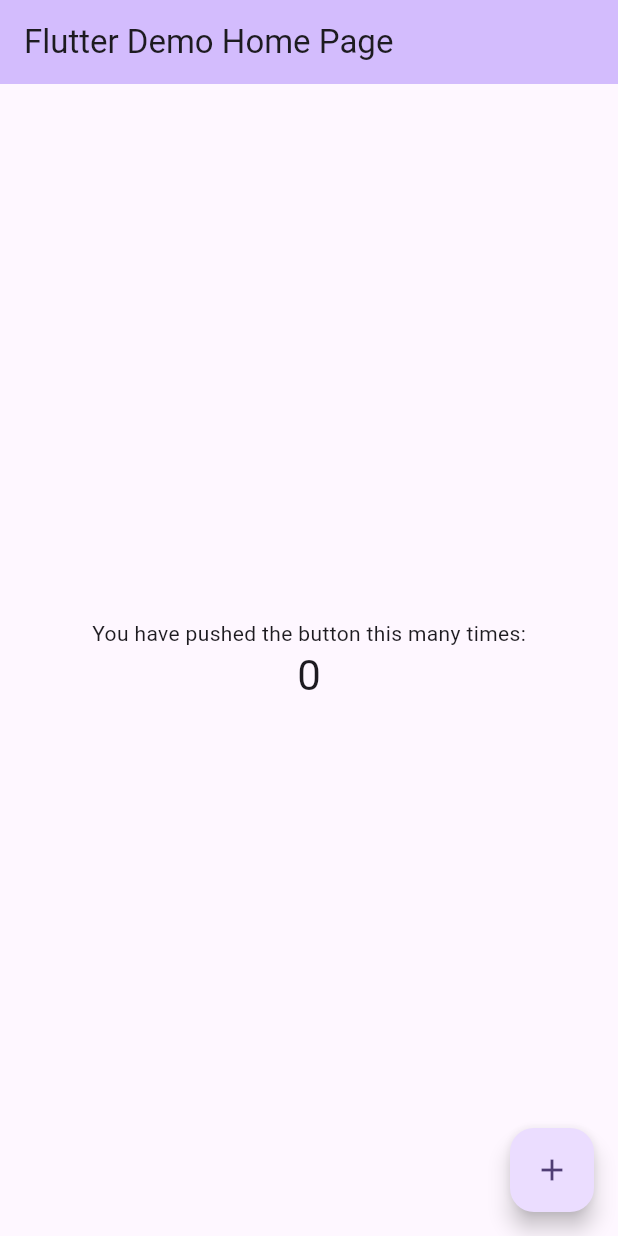
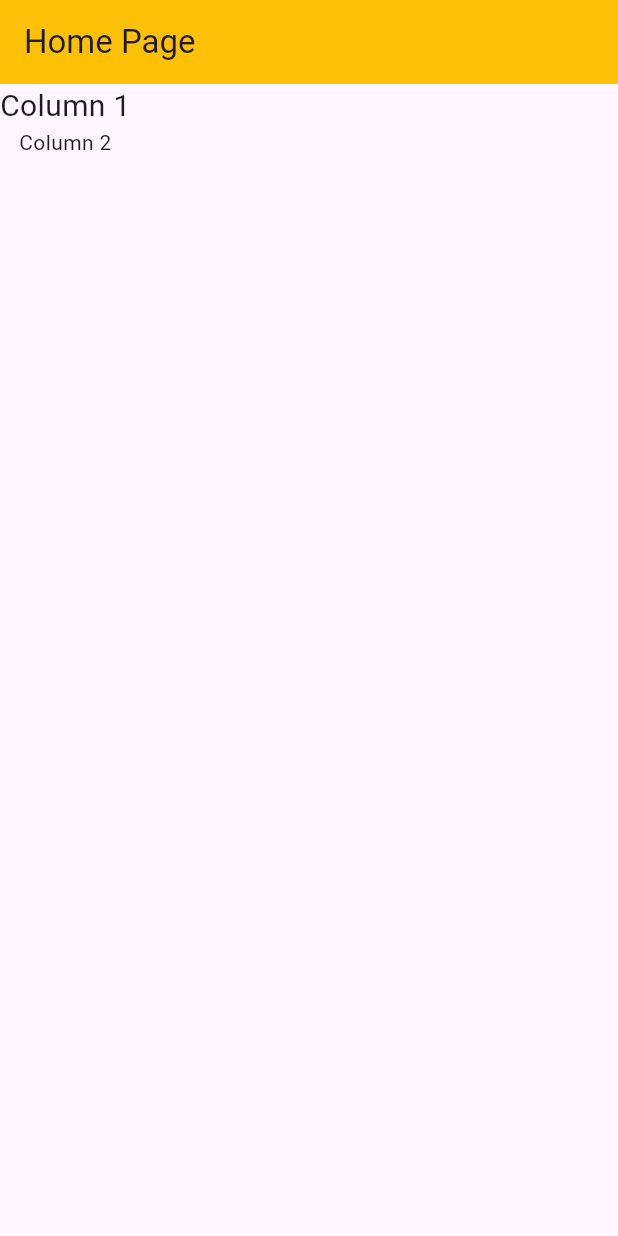
Before and after one commit to guptatavish/android_workshop, a Flutter app: the screen it shows after launch, on a phone screen of 412 x 824 dp. Run offline on Flutter 3.47's test engine with Material 3 defaults, Android fonts, the phone set to English and light mode, and no system bars.

Commit message:
Added color and fontsize to the app and configured the home and content dart file

```diff
--- /dev/null
+++ b/flutter_application_1/lib/Home.dart
@@ -0,0 +1,22 @@
+import 'package:flutter/material.dart';
+
+class home extends StatelessWidget {
+  const home({super.key});
+
+  @override
+  Widget build(BuildContext context) {
+    return Scaffold(
+      appBar: AppBar(title: Text('Home Page'),backgroundColor: Colors.amber,),
+      body: Container(
+        child: Column(
+          children: [
+            Text('Column 1',style: TextStyle(
+              fontSize: 20,
+            ),),
+            Text('Column 2')
+          ]
+        ),
+      )
+    );
+  }
+}
--- a/flutter_application_1/lib/main.dart
+++ b/flutter_application_1/lib/main.dart
@@ -1,5 +1,6 @@
 import 'package:flutter/material.dart';
-
+import 'package:flutter_application_1/Home.dart';
+import 'counter.dart';
 void main() {
   runApp(const MyApp());
 }
@@ -13,113 +14,10 @@ class MyApp extends StatelessWidget {
     return MaterialApp(
       title: 'Flutter Demo',
       theme: ThemeData(
-        // This is the theme of your application.
-        //
-        // TRY THIS: Try running your application with "flutter run". You'll see
-        // the application has a purple toolbar. Then, without quitting the app,
-        // try changing the seedColor in the colorScheme below to Colors.green
-        // and then invoke "hot reload" (save your changes or press the "hot
-        // reload" button in a Flutter-supported IDE, or press "r" if you used
-        // the command line to start the app).
-        //
-        // Notice that the counter didn't reset back to zero; the application
-        // state is not lost during the reload. To reset the state, use hot
-        // restart instead.
-        //
-        // This works for code too, not just values: Most code changes can be
-        // tested with just a hot reload.
         colorScheme: ColorScheme.fromSeed(seedColor: Colors.deepPurple),
         useMaterial3: true,
       ),
-      home: const MyHomePage(title: 'Flutter Demo Home Page'),
+      home: home()
     );
   }
 }
-
-class MyHomePage extends StatefulWidget {
-  const MyHomePage({super.key, required this.title});
-
-  // This widget is the home page of your application. It is stateful, meaning
-  // that it has a State object (defined below) that contains fields that affect
-  // how it looks.
-
-  // This class is the configuration for the state. It holds the values (in this
-  // case the title) provided by the parent (in this case the App widget) and
-  // used by the build method of the State. Fields in a Widget subclass are
-  // always marked "final".
-
-  final String title;
-
-  @override
-  State<MyHomePage> createState() => _MyHomePageState();
-}
-
-class _MyHomePageState extends State<MyHomePage> {
-  int _counter = 0;
-
-  void _incrementCounter() {
-    setState(() {
-      // This call to setState tells the Flutter framework that something has
-      // changed in this State, which causes it to rerun the build method below
-      // so that the display can reflect the updated values. If we changed
-      // _counter without calling setState(), then the build method would not be
-      // called again, and so nothing would appear to happen.
-      _counter++;
-    });
-  }
-
-  @override
-  Widget build(BuildContext context) {
-    // This method is rerun every time setState is called, for instance as done
-    // by the _incrementCounter method above.
-    //
-    // The Flutter framework has been optimized to make rerunning build methods
-    // fast, so that you can just rebuild anything that needs updating rather
-    // than having to individually change instances of widgets.
-    return Scaffold(
-      appBar: AppBar(
-        // TRY THIS: Try changing the color here to a specific color (to
-        // Colors.amber, perhaps?) and trigger a hot reload to see the AppBar
-        // change color while the other colors stay the same.
-        backgroundColor: Theme.of(context).colorScheme.inversePrimary,
-        // Here we take the value from the MyHomePage object that was created by
-        // the App.build method, and use it to set our appbar title.
-        title: Text(widget.title),
-      ),
-      body: Center(
-        // Center is a layout widget. It takes a single child and positions it
-        // in the middle of the parent.
-        child: Column(
-          // Column is also a layout widget. It takes a list of children and
-          // arranges them vertically. By default, it sizes itself to fit its
-          // children horizontally, and tries to be as tall as its parent.
-          //
-          // Column has various properties to control how it sizes itself and
-          // how it positions its children. Here we use mainAxisAlignment to
-          // center the children vertically; the main axis here is the vertical
-          // axis because Columns are vertical (the cross axis would be
-          // horizontal).
-          //
-          // TRY THIS: Invoke "debug painting" (choose the "Toggle Debug Paint"
-          // action in the IDE, or press "p" in the console), to see the
-          // wireframe for each widget.
-          mainAxisAlignment: MainAxisAlignment.center,
-          children: <Widget>[
-            const Text(
-              'You have pushed the button this many times:',
-            ),
-            Text(
-              '$_counter',
-              style: Theme.of(context).textTheme.headlineMedium,
-            ),
-          ],
-        ),
-      ),
-      floatingActionButton: FloatingActionButton(
-        onPressed: _incrementCounter,
-        tooltip: 'Increment',
-        child: const Icon(Icons.add),
-      ), // This trailing comma makes auto-formatting nicer for build methods.
-    );
-  }
-}
```
Also changed, not shown: flutter_application_1/lib/counter.dart (added, +83 -0 lines).
